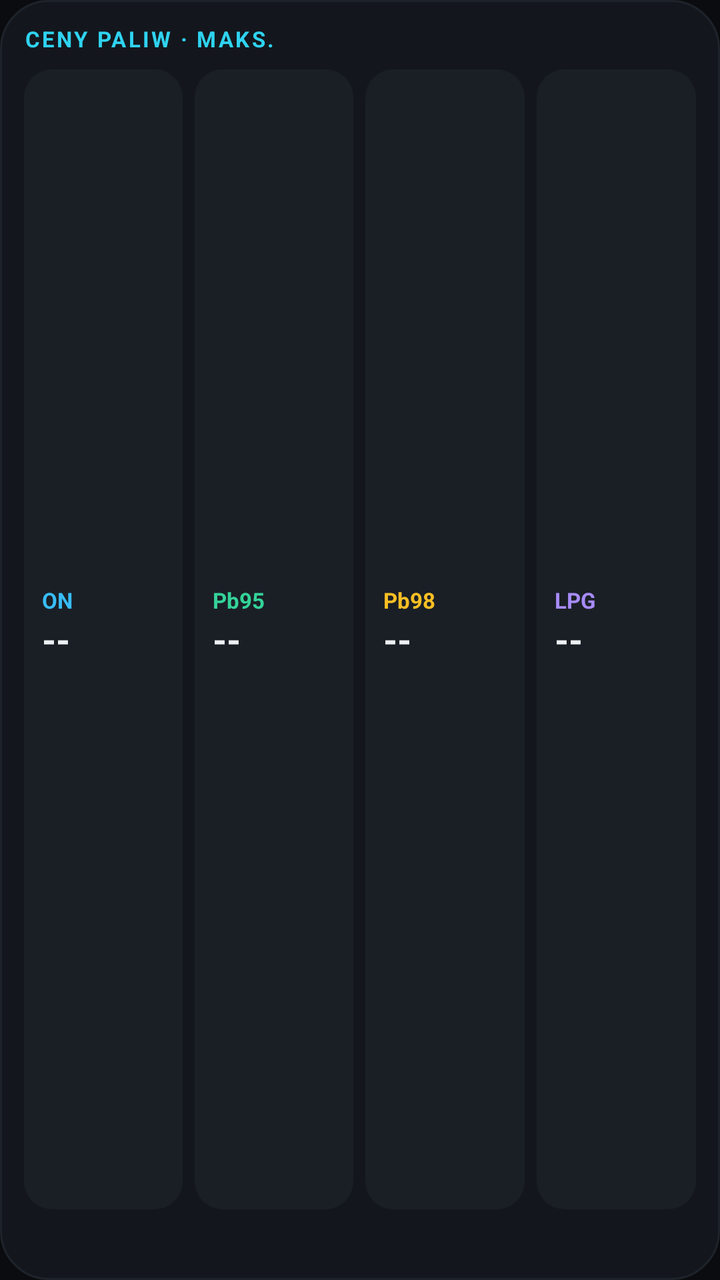
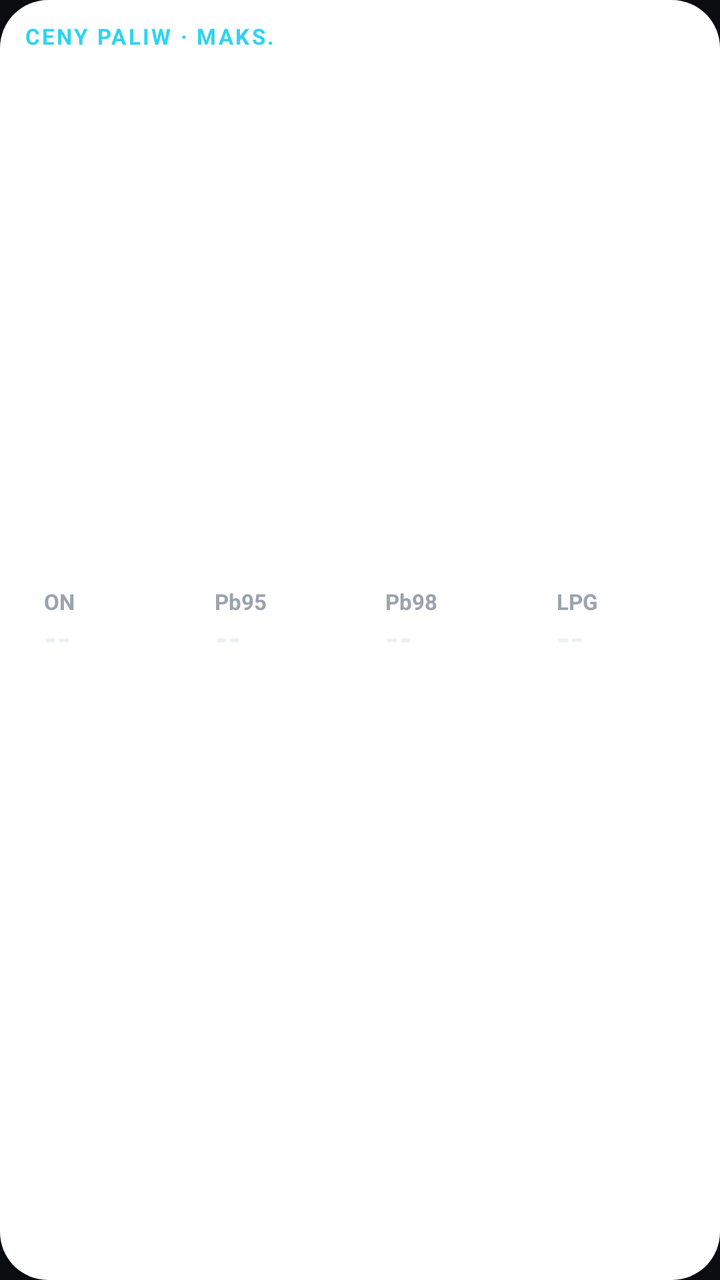

The first picture is an Android layout as it rendered before a commit; the second is the same layout after the commit. The layout source and the unified diff follow.
<!-- AndroidManifest.xml: application theme Theme.CarOsConnect -->
<!-- res/layout/widget_fuel.xml -->
<?xml version="1.0" encoding="utf-8"?>
<LinearLayout xmlns:android="http://schemas.android.com/apk/res/android"
    android:id="@+id/f_root"
    android:layout_width="match_parent"
    android:layout_height="match_parent"
    android:background="@drawable/widget_bg"
    android:orientation="vertical"
    android:padding="12dp">

    <LinearLayout
        android:layout_width="match_parent"
        android:layout_height="wrap_content"
        android:gravity="center_vertical"
        android:orientation="horizontal">

        <TextView
            android:layout_width="0dp"
            android:layout_height="wrap_content"
            android:layout_weight="1"
            android:letterSpacing="0.1"
            android:maxLines="1"
            android:text="CENY PALIW · MAKS."
            android:textColor="#2FD3F0"
            android:textSize="11sp"
            android:textStyle="bold" />

        <TextView
            android:id="@+id/f_date"
            android:layout_width="wrap_content"
            android:layout_height="wrap_content"
            android:maxLines="1"
            android:textColor="#9AA3AE"
            android:textSize="11sp" />
    </LinearLayout>

    <LinearLayout
        android:layout_width="match_parent"
        android:layout_height="0dp"
        android:layout_marginTop="8dp"
        android:layout_weight="1"
        android:orientation="horizontal">

        <LinearLayout
            android:id="@+id/f_on"
            android:layout_width="0dp"
            android:layout_height="match_parent"
            android:layout_weight="1"
        android:layout_marginEnd="6dp"
            android:background="@drawable/widget_cell"
            android:gravity="center_vertical"
            android:orientation="vertical"
            android:paddingStart="9dp"
            android:paddingTop="6dp"
            android:paddingEnd="6dp"
            android:paddingBottom="6dp">

            <TextView
                android:id="@+id/f_on_l"
                android:layout_width="wrap_content"
                android:layout_height="wrap_content"
                android:maxLines="1"
                android:text="ON"
                android:textColor="#38BDF8"
                android:textSize="11sp"
                android:textStyle="bold" />

            <TextView
                android:id="@+id/f_on_p"
                android:layout_width="wrap_content"
                android:layout_height="wrap_content"
                android:maxLines="1"
                android:text="--"
                android:textColor="#EEF1F4"
                android:textSize="18sp"
                android:textStyle="bold" />

            <TextView
                android:id="@+id/f_on_c"
                android:layout_width="wrap_content"
                android:layout_height="wrap_content"
                android:maxLines="1"
                android:text=""
                android:textColor="#9AA3AE"
                android:textSize="11sp" />
        </LinearLayout>

        <LinearLayout
            android:id="@+id/f_pb95"
            android:layout_width="0dp"
            android:layout_height="match_parent"
            android:layout_weight="1"
        android:layout_marginEnd="6dp"
            android:background="@drawable/widget_cell"
            android:gravity="center_vertical"
            android:orientation="vertical"
            android:paddingStart="9dp"
            android:paddingTop="6dp"
            android:paddingEnd="6dp"
            android:paddingBottom="6dp">

            <TextView
                android:id="@+id/f_pb95_l"
                android:layout_width="wrap_content"
                android:layout_height="wrap_content"
                android:maxLines="1"
                android:text="Pb95"
                android:textColor="#34D399"
                android:textSize="11sp"
                android:textStyle="bold" />

            <TextView
                android:id="@+id/f_pb95_p"
                android:layout_width="wrap_content"
                android:layout_height="wrap_content"
                android:maxLines="1"
                android:text="--"
                android:textColor="#EEF1F4"
                android:textSize="18sp"
                android:textStyle="bold" />

            <TextView
                android:id="@+id/f_pb95_c"
                android:layout_width="wrap_content"
                android:layout_height="wrap_content"
                android:maxLines="1"
                android:text=""
                android:textColor="#9AA3AE"
                android:textSize="11sp" />
        </LinearLayout>

        <LinearLayout
            android:id="@+id/f_pb98"
            android:layout_width="0dp"
            android:layout_height="match_parent"
            android:layout_weight="1"
        android:layout_marginEnd="6dp"
            android:background="@drawable/widget_cell"
            android:gravity="center_vertical"
            android:orientation="vertical"
            android:paddingStart="9dp"
            android:paddingTop="6dp"
            android:paddingEnd="6dp"
            android:paddingBottom="6dp">

            <TextView
                android:id="@+id/f_pb98_l"
                android:layout_width="wrap_content"
                android:layout_height="wrap_content"
                android:maxLines="1"
                android:text="Pb98"
                android:textColor="#FBBF24"
                android:textSize="11sp"
                android:textStyle="bold" />

            <TextView
                android:id="@+id/f_pb98_p"
                android:layout_width="wrap_content"
                android:layout_height="wrap_content"
                android:maxLines="1"
                android:text="--"
                android:textColor="#EEF1F4"
                android:textSize="18sp"
                android:textStyle="bold" />

            <TextView
                android:id="@+id/f_pb98_c"
                android:layout_width="wrap_content"
                android:layout_height="wrap_content"
                android:maxLines="1"
                android:text=""
                android:textColor="#9AA3AE"
                android:textSize="11sp" />
        </LinearLayout>

        <LinearLayout
            android:id="@+id/f_lpg"
            android:layout_width="0dp"
            android:layout_height="match_parent"
            android:layout_weight="1"
            android:background="@drawable/widget_cell"
            android:gravity="center_vertical"
            android:orientation="vertical"
            android:paddingStart="9dp"
            android:paddingTop="6dp"
            android:paddingEnd="6dp"
            android:paddingBottom="6dp">

            <TextView
                android:id="@+id/f_lpg_l"
                android:layout_width="wrap_content"
                android:layout_height="wrap_content"
                android:maxLines="1"
                android:text="LPG"
                android:textColor="#A78BFA"
                android:textSize="11sp"
                android:textStyle="bold" />

            <TextView
                android:id="@+id/f_lpg_p"
                android:layout_width="wrap_content"
                android:layout_height="wrap_content"
                android:maxLines="1"
                android:text="--"
                android:textColor="#EEF1F4"
                android:textSize="18sp"
                android:textStyle="bold" />

            <TextView
                android:id="@+id/f_lpg_c"
                android:layout_width="wrap_content"
                android:layout_height="wrap_content"
                android:maxLines="1"
                android:text=""
                android:textColor="#9AA3AE"
                android:textSize="11sp" />
        </LinearLayout>

    </LinearLayout>

    <TextView
        android:id="@+id/f_tomorrow"
        android:layout_width="match_parent"
        android:layout_height="wrap_content"
        android:layout_marginTop="7dp"
        android:ellipsize="end"
        android:maxLines="1"
        android:textColor="#C3C9D0"
        android:textSize="12sp" />
</LinearLayout>
<!-- resources referenced by this layout -->
<resources>
  <!-- drawable widget_bg (drawable) -->
  <?xml version="1.0" encoding="utf-8"?>
  <shape xmlns:android="http://schemas.android.com/apk/res/android" android:shape="rectangle">
      <solid android:color="#F214181E" />
      <stroke android:width="1dp" android:color="#1E232B" />
      <corners android:radius="24dp" />
  </shape>
  <!-- drawable widget_cell (drawable) -->
  <?xml version="1.0" encoding="utf-8"?>
  <shape xmlns:android="http://schemas.android.com/apk/res/android" android:shape="rectangle">
      <solid android:color="#1A1F26" />
      <corners android:radius="14dp" />
  </shape>
  <style name="Theme.CarOsConnect" parent="android:Theme.Material.NoActionBar">
          <item name="android:windowBackground">@color/bg</item>
          <item name="android:statusBarColor">@color/bg</item>
          <item name="android:navigationBarColor">@color/bg</item>
      </style>
  <color name="bg">#FF0A0C0F</color>
</resources>

<!-- the commit's change to res/layout/widget_fuel.xml (unified diff, before → after) -->
@@ -1,229 +1,42 @@
 <?xml version="1.0" encoding="utf-8"?>
-<LinearLayout xmlns:android="http://schemas.android.com/apk/res/android"
-    android:id="@+id/f_root"
-    android:layout_width="match_parent"
-    android:layout_height="match_parent"
-    android:background="@drawable/widget_bg"
-    android:orientation="vertical"
-    android:padding="12dp">
-
-    <LinearLayout
-        android:layout_width="match_parent"
-        android:layout_height="wrap_content"
-        android:gravity="center_vertical"
-        android:orientation="horizontal">
-
-        <TextView
-            android:layout_width="0dp"
-            android:layout_height="wrap_content"
-            android:layout_weight="1"
-            android:letterSpacing="0.1"
-            android:maxLines="1"
-            android:text="CENY PALIW · MAKS."
-            android:textColor="#2FD3F0"
-            android:textSize="11sp"
-            android:textStyle="bold" />
-
-        <TextView
-            android:id="@+id/f_date"
-            android:layout_width="wrap_content"
-            android:layout_height="wrap_content"
-            android:maxLines="1"
-            android:textColor="#9AA3AE"
-            android:textSize="11sp" />
-    </LinearLayout>
-
-    <LinearLayout
-        android:layout_width="match_parent"
-        android:layout_height="0dp"
-        android:layout_marginTop="8dp"
-        android:layout_weight="1"
-        android:orientation="horizontal">
-
-        <LinearLayout
-            android:id="@+id/f_on"
-            android:layout_width="0dp"
-            android:layout_height="match_parent"
-            android:layout_weight="1"
-        android:layout_marginEnd="6dp"
-            android:background="@drawable/widget_cell"
-            android:gravity="center_vertical"
-            android:orientation="vertical"
-            android:paddingStart="9dp"
-            android:paddingTop="6dp"
-            android:paddingEnd="6dp"
-            android:paddingBottom="6dp">
-
-            <TextView
-                android:id="@+id/f_on_l"
-                android:layout_width="wrap_content"
-                android:layout_height="wrap_content"
-                android:maxLines="1"
-                android:text="ON"
-                android:textColor="#38BDF8"
-                android:textSize="11sp"
-                android:textStyle="bold" />
-
-            <TextView
-                android:id="@+id/f_on_p"
-                android:layout_width="wrap_content"
-                android:layout_height="wrap_content"
-                android:maxLines="1"
-                android:text="--"
-                android:textColor="#EEF1F4"
-                android:textSize="18sp"
-                android:textStyle="bold" />
-
-            <TextView
-                android:id="@+id/f_on_c"
-                android:layout_width="wrap_content"
-                android:layout_height="wrap_content"
-                android:maxLines="1"
-                android:text=""
-                android:textColor="#9AA3AE"
-                android:textSize="11sp" />
-        </LinearLayout>
-
-        <LinearLayout
-            android:id="@+id/f_pb95"
-            android:layout_width="0dp"
-            android:layout_height="match_parent"
-            android:layout_weight="1"
-        android:layout_marginEnd="6dp"
-            android:background="@drawable/widget_cell"
-            android:gravity="center_vertical"
-            android:orientation="vertical"
-            android:paddingStart="9dp"
-            android:paddingTop="6dp"
-            android:paddingEnd="6dp"
-            android:paddingBottom="6dp">
-
-            <TextView
-                android:id="@+id/f_pb95_l"
-                android:layout_width="wrap_content"
-                android:layout_height="wrap_content"
-                android:maxLines="1"
-                android:text="Pb95"
-                android:textColor="#34D399"
-                android:textSize="11sp"
-                android:textStyle="bold" />
-
-            <TextView
-                android:id="@+id/f_pb95_p"
-                android:layout_width="wrap_content"
-                android:layout_height="wrap_content"
-                android:maxLines="1"
-                android:text="--"
-                android:textColor="#EEF1F4"
-                android:textSize="18sp"
-                android:textStyle="bold" />
-
-            <TextView
-                android:id="@+id/f_pb95_c"
-                android:layout_width="wrap_content"
-                android:layout_height="wrap_content"
-                android:maxLines="1"
-                android:text=""
-                android:textColor="#9AA3AE"
-                android:textSize="11sp" />
-        </LinearLayout>
-
-        <LinearLayout
-            android:id="@+id/f_pb98"
-            android:layout_width="0dp"
-            android:layout_height="match_parent"
-            android:layout_weight="1"
-        android:layout_marginEnd="6dp"
-            android:background="@drawable/widget_cell"
-            android:gravity="center_vertical"
-            android:orientation="vertical"
-            android:paddingStart="9dp"
-            android:paddingTop="6dp"
-            android:paddingEnd="6dp"
-            android:paddingBottom="6dp">
-
-            <TextView
-                android:id="@+id/f_pb98_l"
-                android:layout_width="wrap_content"
-                android:layout_height="wrap_content"
-                android:maxLines="1"
-                android:text="Pb98"
-                android:textColor="#FBBF24"
-                android:textSize="11sp"
-                android:textStyle="bold" />
-
-            <TextView
-                android:id="@+id/f_pb98_p"
-                android:layout_width="wrap_content"
-                android:layout_height="wrap_content"
-                android:maxLines="1"
-                android:text="--"
-                android:textColor="#EEF1F4"
-                android:textSize="18sp"
-                android:textStyle="bold" />
-
-            <TextView
-                android:id="@+id/f_pb98_c"
-                android:layout_width="wrap_content"
-                android:layout_height="wrap_content"
-                android:maxLines="1"
-                android:text=""
-                android:textColor="#9AA3AE"
-                android:textSize="11sp" />
-        </LinearLayout>
-
-        <LinearLayout
-            android:id="@+id/f_lpg"
-            android:layout_width="0dp"
-            android:layout_height="match_parent"
-            android:layout_weight="1"
-            android:background="@drawable/widget_cell"
-            android:gravity="center_vertical"
-            android:orientation="vertical"
-            android:paddingStart="9dp"
-            android:paddingTop="6dp"
-            android:paddingEnd="6dp"
-            android:paddingBottom="6dp">
-
-            <TextView
-                android:id="@+id/f_lpg_l"
-                android:layout_width="wrap_content"
-                android:layout_height="wrap_content"
-                android:maxLines="1"
-                android:text="LPG"
-                android:textColor="#A78BFA"
-                android:textSize="11sp"
-                android:textStyle="bold" />
-
-            <TextView
-                android:id="@+id/f_lpg_p"
-                android:layout_width="wrap_content"
-                android:layout_height="wrap_content"
-                android:maxLines="1"
-                android:text="--"
-                android:textColor="#EEF1F4"
-                android:textSize="18sp"
-                android:textStyle="bold" />
-
-            <TextView
-                android:id="@+id/f_lpg_c"
-                android:layout_width="wrap_content"
-                android:layout_height="wrap_content"
-                android:maxLines="1"
-                android:text=""
-                android:textColor="#9AA3AE"
-                android:textSize="11sp" />
-        </LinearLayout>
-
-    </LinearLayout>
-
-    <TextView
-        android:id="@+id/f_tomorrow"
-        android:layout_width="match_parent"
-        android:layout_height="wrap_content"
-        android:layout_marginTop="7dp"
-        android:ellipsize="end"
-        android:maxLines="1"
-        android:textColor="#C3C9D0"
-        android:textSize="12sp" />
+<FrameLayout xmlns:android="http://schemas.android.com/apk/res/android" android:id="@+id/f_root" android:layout_width="match_parent" android:layout_height="match_parent">
+<ImageView android:id="@+id/wbg" android:layout_width="match_parent" android:layout_height="match_parent" android:scaleType="fitXY" android:src="@drawable/w_shape" android:importantForAccessibility="no" />
+<LinearLayout android:layout_width="match_parent" android:layout_height="match_parent" android:orientation="vertical" android:padding="12dp">
+<LinearLayout android:layout_width="match_parent" android:layout_height="wrap_content" android:gravity="center_vertical" android:orientation="horizontal">
+<TextView android:id="@+id/f_head" android:layout_width="0dp" android:layout_height="wrap_content" android:maxLines="1" android:ellipsize="end" android:includeFontPadding="false" android:text="CENY PALIW · MAKS." android:textColor="#2FD3F0" android:textSize="11sp" android:textStyle="bold" android:layout_weight="1" android:letterSpacing="0.1"/>
+<TextView android:id="@+id/f_date" android:layout_width="wrap_content" android:layout_height="wrap_content" android:maxLines="1" android:ellipsize="end" android:includeFontPadding="false" android:text="" android:textColor="#9AA3AE" android:textSize="11sp" />
 </LinearLayout>
+<LinearLayout android:layout_width="match_parent" android:layout_height="0dp" android:layout_weight="1" android:layout_marginTop="8dp" android:orientation="horizontal">
+<FrameLayout android:id="@+id/f_on" android:layout_width="0dp" android:layout_weight="1" android:layout_height="match_parent" android:layout_marginEnd="6dp">
+<ImageView android:id="@+id/f_on_bg" android:layout_width="match_parent" android:layout_height="match_parent" android:scaleType="fitXY" android:src="@drawable/w_cell" android:importantForAccessibility="no" />
+<LinearLayout android:layout_width="match_parent" android:layout_height="match_parent" android:gravity="center_vertical" android:orientation="vertical" android:paddingStart="10dp" android:paddingEnd="8dp" android:paddingTop="6dp" android:paddingBottom="6dp">
+<TextView android:id="@+id/f_on_l" android:layout_width="wrap_content" android:layout_height="wrap_content" android:maxLines="1" android:ellipsize="end" android:includeFontPadding="false" android:text="ON" android:textColor="#9AA3AE" android:textSize="11sp" android:textStyle="bold" />
+<TextView android:id="@+id/f_on_v" android:layout_width="wrap_content" android:layout_height="wrap_content" android:maxLines="1" android:ellipsize="end" android:includeFontPadding="false" android:text="--" android:textColor="#EEF1F4" android:textSize="17sp" android:textStyle="bold" android:layout_marginTop="2dp"/>
+<TextView android:id="@+id/f_on_s" android:layout_width="wrap_content" android:layout_height="wrap_content" android:maxLines="1" android:ellipsize="end" android:includeFontPadding="false" android:text="" android:textColor="#9AA3AE" android:textSize="11sp" android:layout_marginTop="2dp"/>
+</LinearLayout>
+</FrameLayout><FrameLayout android:id="@+id/f_pb95" android:layout_width="0dp" android:layout_weight="1" android:layout_height="match_parent" android:layout_marginEnd="6dp">
+<ImageView android:id="@+id/f_pb95_bg" android:layout_width="match_parent" android:layout_height="match_parent" android:scaleType="fitXY" android:src="@drawable/w_cell" android:importantForAccessibility="no" />
+<LinearLayout android:layout_width="match_parent" android:layout_height="match_parent" android:gravity="center_vertical" android:orientation="vertical" android:paddingStart="10dp" android:paddingEnd="8dp" android:paddingTop="6dp" android:paddingBottom="6dp">
+<TextView android:id="@+id/f_pb95_l" android:layout_width="wrap_content" android:layout_height="wrap_content" android:maxLines="1" android:ellipsize="end" android:includeFontPadding="false" android:text="Pb95" android:textColor="#9AA3AE" android:textSize="11sp" android:textStyle="bold" />
+<TextView android:id="@+id/f_pb95_v" android:layout_width="wrap_content" android:layout_height="wrap_content" android:maxLines="1" android:ellipsize="end" android:includeFontPadding="false" android:text="--" android:textColor="#EEF1F4" android:textSize="17sp" android:textStyle="bold" android:layout_marginTop="2dp"/>
+<TextView android:id="@+id/f_pb95_s" android:layout_width="wrap_content" android:layout_height="wrap_content" android:maxLines="1" android:ellipsize="end" android:includeFontPadding="false" android:text="" android:textColor="#9AA3AE" android:textSize="11sp" android:layout_marginTop="2dp"/>
+</LinearLayout>
+</FrameLayout><FrameLayout android:id="@+id/f_pb98" android:layout_width="0dp" android:layout_weight="1" android:layout_height="match_parent" android:layout_marginEnd="6dp">
+<ImageView android:id="@+id/f_pb98_bg" android:layout_width="match_parent" android:layout_height="match_parent" android:scaleType="fitXY" android:src="@drawable/w_cell" android:importantForAccessibility="no" />
+<LinearLayout android:layout_width="match_parent" android:layout_height="match_parent" android:gravity="center_vertical" android:orientation="vertical" android:paddingStart="10dp" android:paddingEnd="8dp" android:paddingTop="6dp" android:paddingBottom="6dp">
+<TextView android:id="@+id/f_pb98_l" android:layout_width="wrap_content" android:layout_height="wrap_content" android:maxLines="1" android:ellipsize="end" android:includeFontPadding="false" android:text="Pb98" android:textColor="#9AA3AE" android:textSize="11sp" android:textStyle="bold" />
+<TextView android:id="@+id/f_pb98_v" android:layout_width="wrap_content" android:layout_height="wrap_content" android:maxLines="1" android:ellipsize="end" android:includeFontPadding="false" android:text="--" android:textColor="#EEF1F4" android:textSize="17sp" android:textStyle="bold" android:layout_marginTop="2dp"/>
+<TextView android:id="@+id/f_pb98_s" android:layout_width="wrap_content" android:layout_height="wrap_content" android:maxLines="1" android:ellipsize="end" android:includeFontPadding="false" android:text="" android:textColor="#9AA3AE" android:textSize="11sp" android:layout_marginTop="2dp"/>
+</LinearLayout>
+</FrameLayout><FrameLayout android:id="@+id/f_lpg" android:layout_width="0dp" android:layout_weight="1" android:layout_height="match_parent" >
+<ImageView android:id="@+id/f_lpg_bg" android:layout_width="match_parent" android:layout_height="match_parent" android:scaleType="fitXY" android:src="@drawable/w_cell" android:importantForAccessibility="no" />
+<LinearLayout android:layout_width="match_parent" android:layout_height="match_parent" android:gravity="center_vertical" android:orientation="vertical" android:paddingStart="10dp" android:paddingEnd="8dp" android:paddingTop="6dp" android:paddingBottom="6dp">
+<TextView android:id="@+id/f_lpg_l" android:layout_width="wrap_content" android:layout_height="wrap_content" android:maxLines="1" android:ellipsize="end" android:includeFontPadding="false" android:text="LPG" android:textColor="#9AA3AE" android:textSize="11sp" android:textStyle="bold" />
+<TextView android:id="@+id/f_lpg_v" android:layout_width="wrap_content" android:layout_height="wrap_content" android:maxLines="1" android:ellipsize="end" android:includeFontPadding="false" android:text="--" android:textColor="#EEF1F4" android:textSize="17sp" android:textStyle="bold" android:layout_marginTop="2dp"/>
+<TextView android:id="@+id/f_lpg_s" android:layout_width="wrap_content" android:layout_height="wrap_content" android:maxLines="1" android:ellipsize="end" android:includeFontPadding="false" android:text="" android:textColor="#9AA3AE" android:textSize="11sp" android:layout_marginTop="2dp"/>
+</LinearLayout>
+</FrameLayout>
+</LinearLayout>
+<TextView android:id="@+id/f_tomorrow" android:layout_width="match_parent" android:layout_height="wrap_content" android:maxLines="1" android:ellipsize="end" android:includeFontPadding="false" android:text="" android:textColor="#C3C9D0" android:textSize="12sp" android:layout_marginTop="8dp"/>
+</LinearLayout>
+</FrameLayout>
<!-- resource entries referenced after the edit -->
@@ -1,18 +1,11 @@
 <!-- resources referenced by this layout -->
 <resources>
-  <!-- drawable widget_bg (drawable) -->
+  <!-- drawable w_cell (drawable) -->
   <?xml version="1.0" encoding="utf-8"?>
-  <shape xmlns:android="http://schemas.android.com/apk/res/android" android:shape="rectangle">
-      <solid android:color="#F214181E" />
-      <stroke android:width="1dp" android:color="#1E232B" />
-      <corners android:radius="24dp" />
-  </shape>
-  <!-- drawable widget_cell (drawable) -->
+  <shape xmlns:android="http://schemas.android.com/apk/res/android" android:shape="rectangle"><solid android:color="#FFFFFF"/><corners android:radius="16dp"/></shape>
+  <!-- drawable w_shape (drawable) -->
   <?xml version="1.0" encoding="utf-8"?>
-  <shape xmlns:android="http://schemas.android.com/apk/res/android" android:shape="rectangle">
-      <solid android:color="#1A1F26" />
-      <corners android:radius="14dp" />
-  </shape>
+  <shape xmlns:android="http://schemas.android.com/apk/res/android" android:shape="rectangle"><solid android:color="#FFFFFF"/><corners android:radius="24dp"/></shape>
   <style name="Theme.CarOsConnect" parent="android:Theme.Material.NoActionBar">
           <item name="android:windowBackground">@color/bg</item>
           <item name="android:statusBarColor">@color/bg</item>
